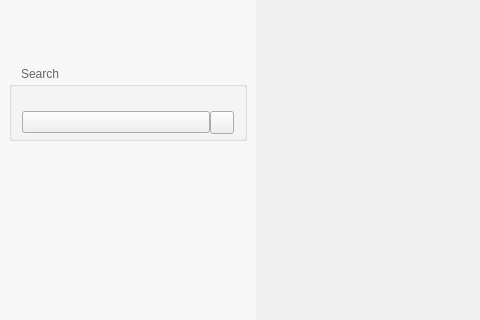
Old version of the form src/MEGASync/node_selector/gui/ui/NodeSelector.ui in the repository meganz/MEGAsync; both pictures show x 0 to 480 and y 0 to 320 of the 800 by 489 pixel window.
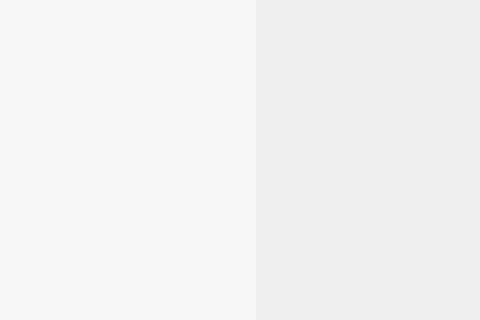
New version of the form. Icons and pictures are not drawn. Custom widgets are drawn as their Qt base class.

Commit message: Apply new "Search" tab

```diff
--- a/src/MEGASync/node_selector/gui/ui/NodeSelector.ui
+++ b/src/MEGASync/node_selector/gui/ui/NodeSelector.ui
@@ -206,113 +206,13 @@
            </property>
           </widget>
          </item>
-        </layout>
-       </widget>
-      </item>
-      <item>
-       <widget class="QGroupBox" name="wSearchNS">
-        <property name="title">
-         <string>Search</string>
-        </property>
-        <layout class="QVBoxLayout" name="wSearchLayout">
-         <property name="spacing">
-          <number>0</number>
-         </property>
-         <property name="leftMargin">
-          <number>4</number>
-         </property>
-         <property name="topMargin">
-          <number>24</number>
-         </property>
-         <property name="rightMargin">
-          <number>4</number>
-         </property>
-         <property name="bottomMargin">
-          <number>4</number>
-         </property>
-         <item alignment="Qt::AlignBottom">
-          <widget class="QFrame" name="fSearchStringNS">
-           <property name="focusPolicy">
-            <enum>Qt::StrongFocus</enum>
+         <item>
+          <widget class="SideBarTab" name="fSearch" native="true">
+           <property name="icon" stdset="0">
+            <iconset resource="../../../gui/Resources_common.qrc">
+             <normaloff>:/search_outline_small</normaloff>
+             <normalon>:/search_solid_small</normalon>:/search_outline_small</iconset>
            </property>
-           <property name="frameShape">
-            <enum>QFrame::NoFrame</enum>
-           </property>
-           <property name="frameShadow">
-            <enum>QFrame::Plain</enum>
-           </property>
-           <layout class="QHBoxLayout" name="horizontalLayout_14">
-            <property name="spacing">
-             <number>0</number>
-            </property>
-            <property name="leftMargin">
-             <number>0</number>
-            </property>
-            <property name="topMargin">
-             <number>0</number>
-            </property>
-            <property name="rightMargin">
-             <number>0</number>
-            </property>
-            <property name="bottomMargin">
-             <number>0</number>
-            </property>
-            <item>
-             <widget class="QPushButton" name="bSearchNS">
-              <property name="sizePolicy">
-               <sizepolicy hsizetype="Expanding" vsizetype="Fixed">
-                <horstretch>0</horstretch>
-                <verstretch>0</verstretch>
-               </sizepolicy>
-              </property>
-              <property name="cursor">
-               <cursorShape>PointingHandCursor</cursorShape>
-              </property>
-              <property name="text">
-               <string notr="true"/>
-              </property>
-              <property name="icon">
-               <iconset resource="../../../gui/Resources_common.qrc">
-                <normaloff>:/images/node_selector/sidebar/search_default.png</normaloff>:/images/node_selector/sidebar/search_default.png</iconset>
-              </property>
-              <property name="checkable">
-               <bool>true</bool>
-              </property>
-              <property name="autoDefault">
-               <bool>false</bool>
-              </property>
-              <property name="default_icon" stdset="0">
-               <string notr="true">qrc:/images/node_selector/sidebar/search_default.png</string>
-              </property>
-              <attribute name="buttonGroup">
-               <string notr="true">buttonGroup</string>
-              </attribute>
-             </widget>
-            </item>
-            <item>
-             <widget class="QToolButton" name="tClearSearchResultNS">
-              <property name="cursor">
-               <cursorShape>PointingHandCursor</cursorShape>
-              </property>
-              <property name="text">
-               <string/>
-              </property>
-              <property name="icon">
-               <iconset resource="../../../gui/Resources_common.qrc">
-                <normaloff>:/images/transfer_manager/sidebar/delete_search_result_default.png</normaloff>:/images/transfer_manager/sidebar/delete_search_result_default.png</iconset>
-              </property>
-              <property name="iconSize">
-               <size>
-                <width>16</width>
-                <height>16</height>
-               </size>
-              </property>
-              <property name="default_icon" stdset="0">
-               <string notr="true">qrc:/images/transfer_manager/sidebar/delete_search_result_default.png</string>
-              </property>
-             </widget>
-            </item>
-           </layout>
           </widget>
          </item>
         </layout>
```
Left out of the diff: 5 changed lines with no effect on the pictures. The commit also changes 4 other files.
